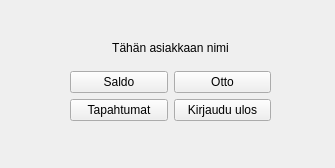
Qt form bank-automat/mainuserinterface.ui (JuusoToratti/tvt23pankkiprojekti) before a commit.
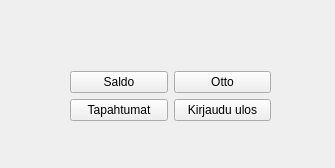
The same form after that commit.

```diff
--- a/bank-automat/mainuserinterface.ui
+++ b/bank-automat/mainuserinterface.ui
@@ -54,7 +54,7 @@
     <item row="0" column="0" colspan="2">
      <widget class="QLabel" name="customerName">
       <property name="text">
-       <string>Tähän asiakkaan nimi</string>
+       <string/>
       </property>
       <property name="alignment">
        <set>Qt::AlignCenter</set>
```
